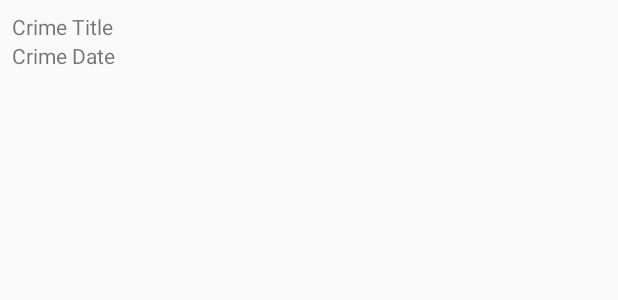
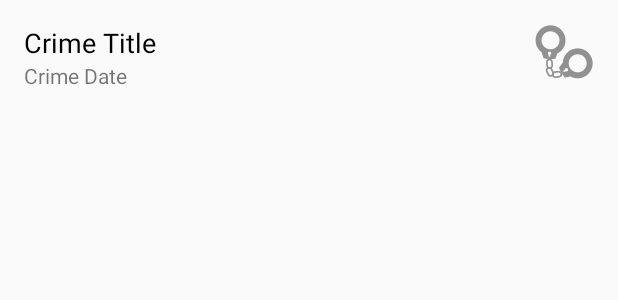
Before and after one commit to prince5460/CriminalIntent, an Android app: the layout list_item_crime.xml on its own in the app's theme, with its tools: preview values and no code run, on a phone screen of 412 x 824 dp. Shown: the top 300 px of the screen. Run offline under Robolectric (Android 15) with nearby library versions, the phone set to English and light mode, and no system bars.

```diff
--- a/app/src/main/res/layout/list_item_crime.xml
+++ b/app/src/main/res/layout/list_item_crime.xml
@@ -1,19 +1,51 @@
-<LinearLayout xmlns:android="http://schemas.android.com/apk/res/android"
+<android.support.constraint.ConstraintLayout xmlns:android="http://schemas.android.com/apk/res/android"
+    xmlns:app="http://schemas.android.com/apk/res-auto"
+    xmlns:tools="http://schemas.android.com/tools"
+    android:id="@+id/linearLayout"
     android:layout_width="match_parent"
-    android:layout_height="wrap_content"
-    android:orientation="vertical"
-    android:padding="8dp">
+    android:layout_height="wrap_content">
 
     <TextView
         android:id="@+id/crime_title"
-        android:layout_width="match_parent"
+        android:layout_width="0dp"
         android:layout_height="wrap_content"
-        android:text="Crime Title" />
+        android:layout_marginStart="16dp"
+        android:layout_marginLeft="8dp"
+        android:layout_marginTop="16dp"
+        android:layout_marginEnd="8dp"
+        android:layout_marginRight="8dp"
+        android:text="Crime Title"
+        android:textColor="@android:color/black"
+        android:textSize="18sp"
+        app:layout_constraintEnd_toStartOf="@+id/crime_solved"
+        app:layout_constraintStart_toStartOf="parent"
+        app:layout_constraintTop_toTopOf="parent" />
 
     <TextView
         android:id="@+id/crime_date"
-        android:layout_width="match_parent"
+        android:layout_width="0dp"
         android:layout_height="wrap_content"
-        android:text="Crime Date" />
+        android:layout_marginStart="16dp"
+        android:layout_marginLeft="8dp"
+        android:layout_marginEnd="8dp"
+        android:layout_marginRight="8dp"
+        android:layout_marginBottom="8dp"
+        android:text="Crime Date"
+        app:layout_constraintTop_toBottomOf="@+id/crime_title"
+        app:layout_constraintEnd_toStartOf="@+id/crime_solved"
+        app:layout_constraintStart_toStartOf="parent" />
 
-</LinearLayout>
+    <ImageView
+        android:id="@+id/crime_solved"
+        android:layout_width="wrap_content"
+        android:layout_height="wrap_content"
+        android:layout_marginTop="16dp"
+        android:layout_marginEnd="16dp"
+        android:layout_marginRight="16dp"
+        android:layout_marginBottom="16dp"
+        app:layout_constraintBottom_toBottomOf="parent"
+        app:layout_constraintEnd_toEndOf="parent"
+        app:layout_constraintTop_toTopOf="parent"
+        app:srcCompat="@drawable/ic_solved" />
+
+</android.support.constraint.ConstraintLayout>
```
Also changed, not shown: app/src/main/java/com/zhou/criminalintent/CrimeActivity.java (+10 -0 lines), app/src/main/java/com/zhou/criminalintent/CrimeFragment.java (+11 -4 lines), app/src/main/java/com/zhou/criminalintent/CrimeListFragment.java (+19 -3 lines), app/src/main/res/drawable-hdpi/ic_solved.png (added), app/src/main/res/drawable-mdpi/ic_solved.png (added), app/src/main/res/drawable-xhdpi/ic_solved.png (added), app/src/main/res/drawable-xxhdpi/ic_solved.png (added), app/src/main/res/drawable-xxxhdpi/ic_solved.png (added).
